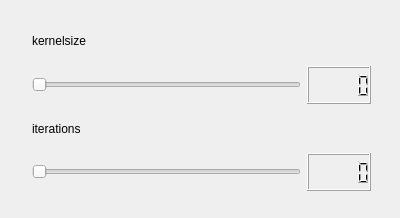
Before: the Qt Designer form src/ip/dialogs/BlackHatStepDialog.ui in schwittlick/BachelorThesis, drawn with Qt 5.
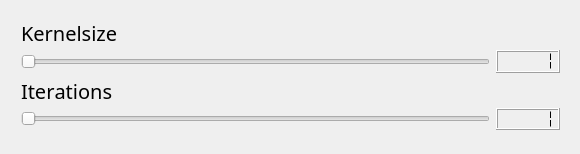
After: the same form once the commit is applied.

Diff of the .ui file:
```diff
--- a/src/ip/dialogs/BlackHatStepDialog.ui
+++ b/src/ip/dialogs/BlackHatStepDialog.ui
@@ -6,27 +6,34 @@
    <rect>
     <x>0</x>
     <y>0</y>
-    <width>400</width>
-    <height>218</height>
+    <width>580</width>
+    <height>154</height>
    </rect>
   </property>
   <property name="windowTitle">
    <string>BlackHatStepDialog</string>
   </property>
-  <widget class="QWidget" name="">
+  <widget class="QWidget" name="layoutWidget">
    <property name="geometry">
     <rect>
-     <x>21</x>
-     <y>11</y>
-     <width>361</width>
-     <height>191</height>
+     <x>10</x>
+     <y>10</y>
+     <width>561</width>
+     <height>131</height>
     </rect>
    </property>
    <layout class="QVBoxLayout" name="verticalLayout">
     <item>
      <widget class="QLabel" name="label_ksize">
+      <property name="font">
+       <font>
+        <family>Replica-Bold</family>
+        <pointsize>15</pointsize>
+        <kerning>false</kerning>
+       </font>
+      </property>
       <property name="text">
-       <string>kernelsize</string>
+       <string>Kernelsize</string>
       </property>
      </widget>
     </item>
@@ -40,14 +47,34 @@
        </widget>
       </item>
       <item>
-       <widget class="QLCDNumber" name="kernelSizeNumber"/>
+       <widget class="QLCDNumber" name="kernelSizeNumber">
+        <property name="font">
+         <font>
+          <family>Replica-Bold</family>
+          <pointsize>15</pointsize>
+         </font>
+        </property>
+        <property name="segmentStyle">
+         <enum>QLCDNumber::Flat</enum>
+        </property>
+        <property name="value" stdset="0">
+         <double>1.000000000000000</double>
+        </property>
+       </widget>
       </item>
      </layout>
     </item>
     <item>
      <widget class="QLabel" name="label_iterations">
+      <property name="font">
+       <font>
+        <family>Replica-Bold</family>
+        <pointsize>15</pointsize>
+        <kerning>false</kerning>
+       </font>
+      </property>
       <property name="text">
-       <string>iterations</string>
+       <string>Iterations</string>
       </property>
      </widget>
     </item>
@@ -61,7 +88,14 @@
        </widget>
       </item>
       <item>
-       <widget class="QLCDNumber" name="iterationsNumber"/>
+       <widget class="QLCDNumber" name="iterationsNumber">
+        <property name="segmentStyle">
+         <enum>QLCDNumber::Flat</enum>
+        </property>
+        <property name="value" stdset="0">
+         <double>1.000000000000000</double>
+        </property>
+       </widget>
       </item>
      </layout>
     </item>
```
